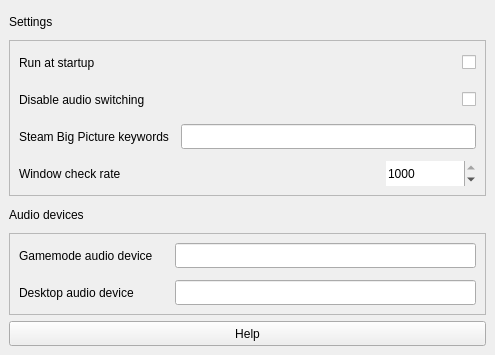
Odizinne/BigPictureTV, file src/ui/design.ui: the form before one commit.
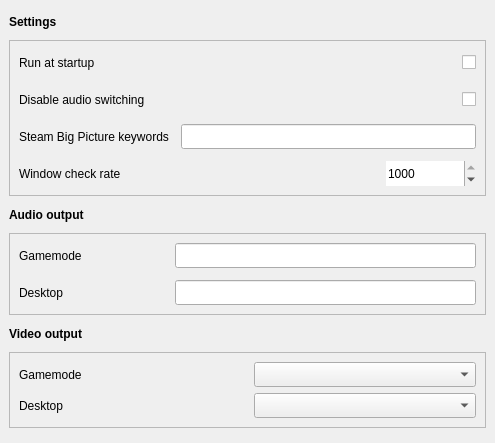
The form after the commit.

Commit message: Switch video with screen name, removed help dialog, new icons

```diff
--- a/src/ui/design.ui
+++ b/src/ui/design.ui
@@ -7,7 +7,7 @@
     <x>0</x>
     <y>0</y>
     <width>495</width>
-    <height>355</height>
+    <height>443</height>
    </rect>
   </property>
   <property name="sizePolicy">
@@ -72,7 +72,7 @@
              </size>
             </property>
             <property name="text">
-             <string>Gamemode audio device</string>
+             <string>Gamemode</string>
             </property>
            </widget>
           </item>
@@ -101,7 +101,7 @@
              </size>
             </property>
             <property name="text">
-             <string>Desktop audio device</string>
+             <string>Desktop</string>
             </property>
            </widget>
           </item>
@@ -127,7 +127,25 @@
       </layout>
      </widget>
     </item>
-    <item row="4" column="0">
+    <item row="0" column="0">
+     <widget class="QLabel" name="label_2">
+      <property name="minimumSize">
+       <size>
+        <width>0</width>
+        <height>25</height>
+       </size>
+      </property>
+      <property name="font">
+       <font>
+        <bold>true</bold>
+       </font>
+      </property>
+      <property name="text">
+       <string>Settings</string>
+      </property>
+     </widget>
+    </item>
+    <item row="6" column="0">
      <widget class="QFrame" name="buttonsFrame">
       <property name="sizePolicy">
        <sizepolicy hsizetype="Preferred" vsizetype="Fixed">
@@ -151,48 +169,9 @@
        <property name="horizontalSpacing">
         <number>0</number>
        </property>
-       <item row="0" column="0">
-        <widget class="QPushButton" name="helpButton">
-         <property name="minimumSize">
-          <size>
-           <width>0</width>
-           <height>25</height>
-          </size>
-         </property>
-         <property name="text">
-          <string>Help</string>
-         </property>
-        </widget>
-       </item>
       </layout>
      </widget>
     </item>
-    <item row="0" column="0">
-     <widget class="QLabel" name="label_2">
-      <property name="minimumSize">
-       <size>
-        <width>0</width>
-        <height>25</height>
-       </size>
-      </property>
-      <property name="text">
-       <string>Settings</string>
-      </property>
-     </widget>
-    </item>
-    <item row="2" column="0">
-     <widget class="QLabel" name="label_3">
-      <property name="minimumSize">
-       <size>
-        <width>0</width>
-        <height>25</height>
-       </size>
-      </property>
-      <property name="text">
-       <string>Audio devices</string>
-      </property>
-     </widget>
-    </item>
     <item row="1" column="0">
      <widget class="QFrame" name="gridFrame">
       <property name="frameShape">
@@ -364,6 +343,115 @@
       </layout>
      </widget>
     </item>
+    <item row="2" column="0">
+     <widget class="QLabel" name="label_3">
+      <property name="minimumSize">
+       <size>
+        <width>0</width>
+        <height>25</height>
+       </size>
+      </property>
+      <property name="font">
+       <font>
+        <bold>true</bold>
+       </font>
+      </property>
+      <property name="text">
+       <string>Audio output</string>
+      </property>
+     </widget>
+    </item>
+    <item row="4" column="0">
+     <widget class="QLabel" name="label_7">
+      <property name="minimumSize">
+       <size>
+        <width>0</width>
+        <height>25</height>
+       </size>
+      </property>
+      <property name="font">
+       <font>
+        <bold>true</bold>
+       </font>
+      </property>
+      <property name="text">
+       <string>Video output</string>
+      </property>
+     </widget>
+    </item>
+    <item row="5" column="0">
+     <widget class="QFrame" name="gridFrame">
+      <property name="frameShape">
+       <enum>QFrame::Shape::StyledPanel</enum>
+      </property>
+      <property name="frameShadow">
+       <enum>QFrame::Shadow::Sunken</enum>
+      </property>
+      <layout class="QGridLayout" name="gridLayout_6">
+       <property name="leftMargin">
+        <number>9</number>
+       </property>
+       <property name="topMargin">
+        <number>9</number>
+       </property>
+       <property name="rightMargin">
+        <number>9</number>
+       </property>
+       <property name="bottomMargin">
+        <number>9</number>
+       </property>
+       <property name="horizontalSpacing">
+        <number>12</number>
+       </property>
+       <item row="0" column="0">
+        <widget class="QLabel" name="gamemodeVideoLabel">
+         <property name="minimumSize">
+          <size>
+           <width>0</width>
+           <height>25</height>
+          </size>
+         </property>
+         <property name="text">
+          <string>Gamemode</string>
+         </property>
+        </widget>
+       </item>
+       <item row="0" column="1">
+        <widget class="QComboBox" name="gamemodeVideoBox">
+         <property name="minimumSize">
+          <size>
+           <width>0</width>
+           <height>25</height>
+          </size>
+         </property>
+        </widget>
+       </item>
+       <item row="1" column="0">
+        <widget class="QLabel" name="desktopVideoLabel">
+         <property name="minimumSize">
+          <size>
+           <width>0</width>
+           <height>25</height>
+          </size>
+         </property>
+         <property name="text">
+          <string>Desktop</string>
+         </property>
+        </widget>
+       </item>
+       <item row="1" column="1">
+        <widget class="QComboBox" name="desktopVideoBox">
+         <property name="minimumSize">
+          <size>
+           <width>0</width>
+           <height>25</height>
+          </size>
+         </property>
+        </widget>
+       </item>
+      </layout>
+     </widget>
+    </item>
    </layout>
   </widget>
  </widget>
```
The commit also changes 15 other files.
